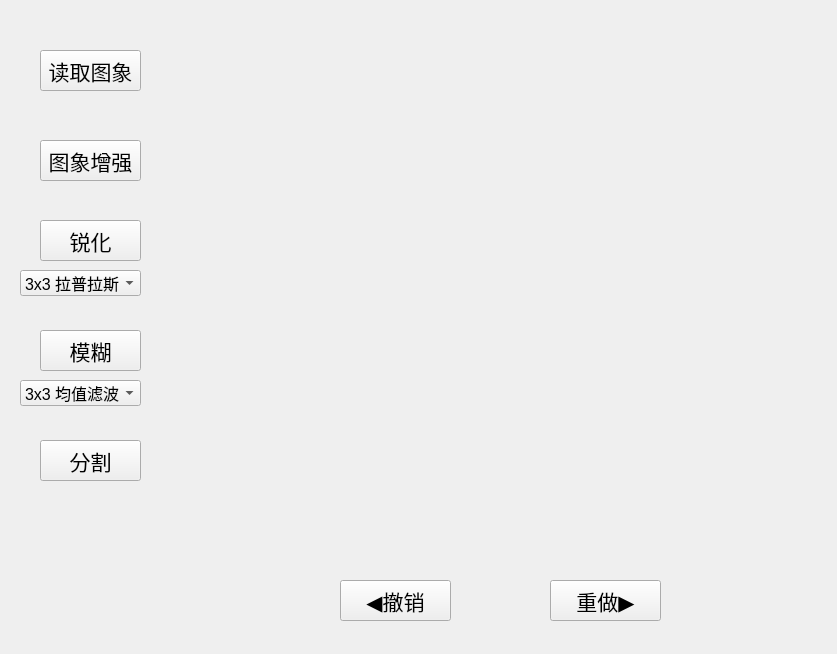
Old version of the form Widget.ui in the repository LongLong208/PACS.
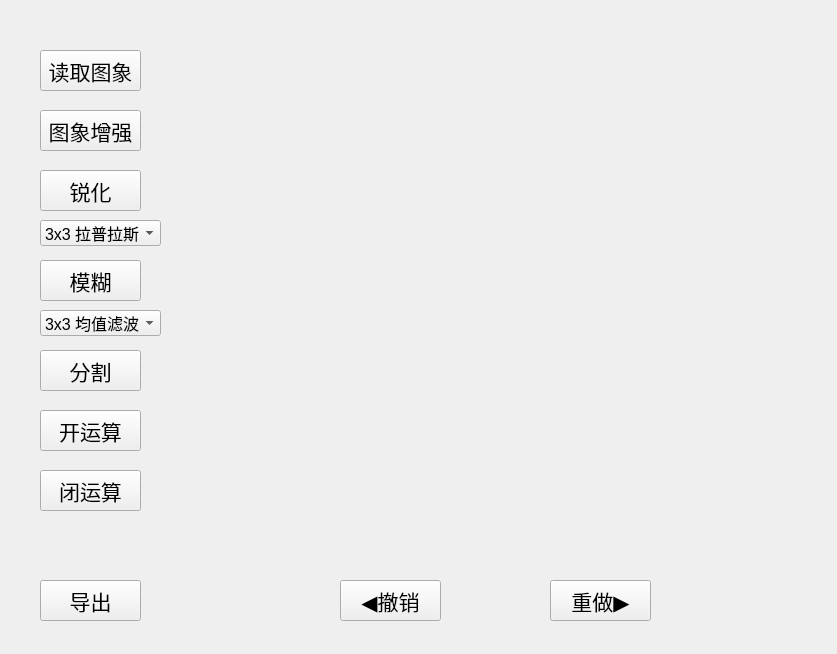
New version of the form.

What changed in the file:
```diff
--- a/Widget.ui
+++ b/Widget.ui
@@ -49,7 +49,7 @@
    <property name="geometry">
     <rect>
      <x>40</x>
-     <y>140</y>
+     <y>110</y>
      <width>101</width>
      <height>41</height>
     </rect>
@@ -69,7 +69,7 @@
     <rect>
      <x>340</x>
      <y>580</y>
-     <width>111</width>
+     <width>101</width>
      <height>41</height>
     </rect>
    </property>
@@ -87,7 +87,7 @@
     <rect>
      <x>550</x>
      <y>580</y>
-     <width>111</width>
+     <width>101</width>
      <height>41</height>
     </rect>
    </property>
@@ -104,7 +104,7 @@
    <property name="geometry">
     <rect>
      <x>40</x>
-     <y>220</y>
+     <y>170</y>
      <width>101</width>
      <height>41</height>
     </rect>
@@ -122,8 +122,8 @@
   <widget class="QComboBox" name="sharpenOpChoose">
    <property name="geometry">
     <rect>
-     <x>20</x>
-     <y>270</y>
+     <x>40</x>
+     <y>220</y>
      <width>121</width>
      <height>26</height>
     </rect>
@@ -148,7 +148,7 @@
    <property name="geometry">
     <rect>
      <x>40</x>
-     <y>330</y>
+     <y>260</y>
      <width>101</width>
      <height>41</height>
     </rect>
@@ -166,8 +166,8 @@
   <widget class="QComboBox" name="blurChoose">
    <property name="geometry">
     <rect>
-     <x>20</x>
-     <y>380</y>
+     <x>40</x>
+     <y>310</y>
      <width>121</width>
      <height>26</height>
     </rect>
@@ -202,7 +202,7 @@
    <property name="geometry">
     <rect>
      <x>40</x>
-     <y>440</y>
+     <y>350</y>
      <width>101</width>
      <height>41</height>
     </rect>
@@ -217,6 +217,63 @@
     <string>分割</string>
    </property>
   </widget>
+  <widget class="QPushButton" name="openBtn">
+   <property name="geometry">
+    <rect>
+     <x>40</x>
+     <y>410</y>
+     <width>101</width>
+     <height>41</height>
+    </rect>
+   </property>
+   <property name="font">
+    <font>
+     <family>Arial</family>
+     <pointsize>16</pointsize>
+    </font>
+   </property>
+   <property name="text">
+    <string>开运算</string>
+   </property>
+  </widget>
+  <widget class="QPushButton" name="closeBtn">
+   <property name="geometry">
+    <rect>
+     <x>40</x>
+     <y>470</y>
+     <width>101</width>
+     <height>41</height>
+    </rect>
+   </property>
+   <property name="font">
+    <font>
+     <family>Arial</family>
+     <pointsize>16</pointsize>
+    </font>
+   </property>
+   <property name="text">
+    <string>闭运算</string>
+   </property>
+  </widget>
+  <widget class="QPushButton" name="exportBtn">
+   <property name="geometry">
+    <rect>
+     <x>40</x>
+     <y>580</y>
+     <width>101</width>
+     <height>41</height>
+    </rect>
+   </property>
+   <property name="font">
+    <font>
+     <family>Arial</family>
+     <pointsize>16</pointsize>
+    </font>
+   </property>
+   <property name="text">
+    <string>导出</string>
+   </property>
+  </widget>
  </widget>
  <resources/>
  <connections/>
```
